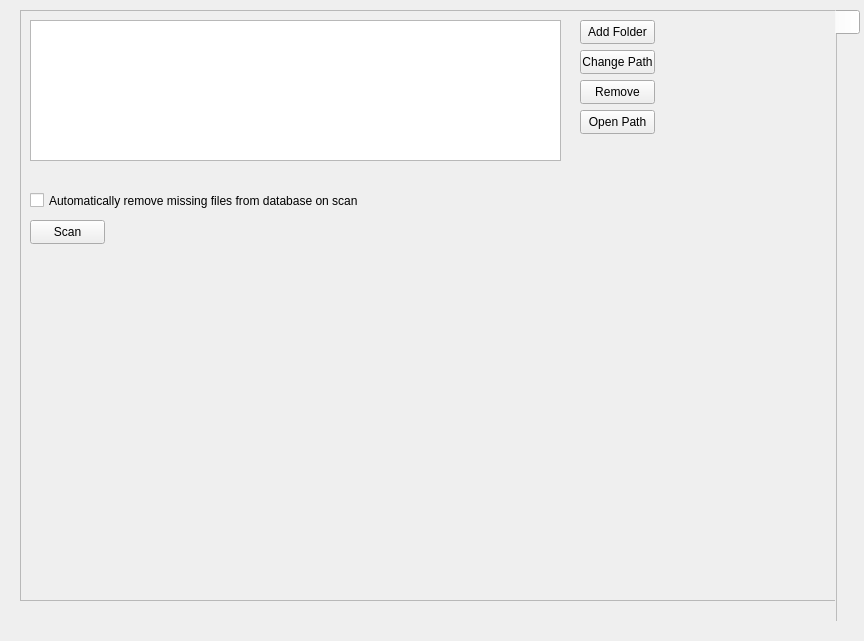
Old version of the form preferences.ui in the repository OpenRack/OpenRack.
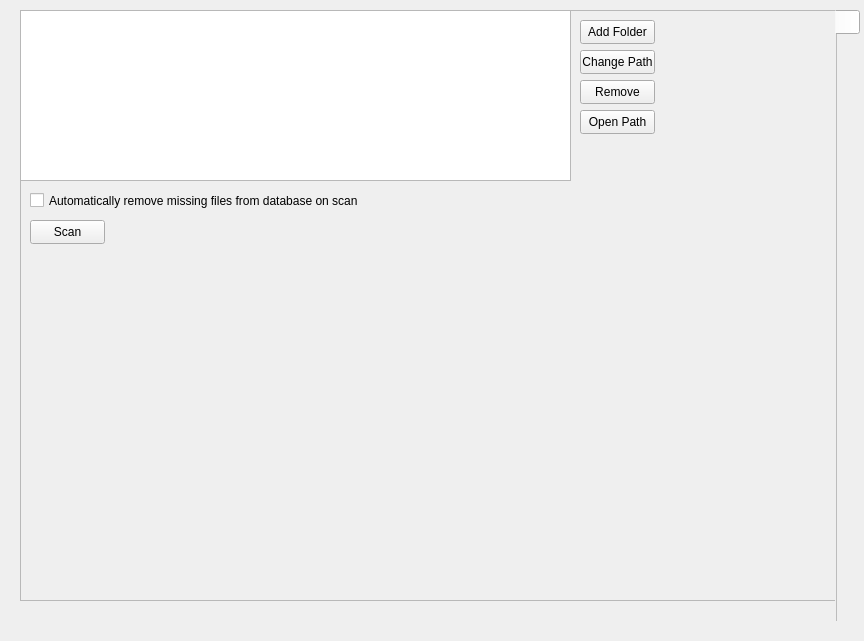
New version of the form. Icons and pictures are not drawn.

Diff of the .ui file:
```diff
--- a/preferences.ui
+++ b/preferences.ui
@@ -177,13 +177,13 @@
        <string>Open Path</string>
       </property>
      </widget>
-     <widget class="QListWidget" name="Preferences_Libraries_ListDisplay">
+     <widget class="QListView" name="Preferences_Libraries_ListView">
       <property name="geometry">
        <rect>
-        <x>10</x>
-        <y>10</y>
-        <width>531</width>
-        <height>141</height>
+        <x>0</x>
+        <y>0</y>
+        <width>551</width>
+        <height>171</height>
        </rect>
       </property>
      </widget>
```
Left out of the diff: 45 changed lines with no effect on the pictures.
